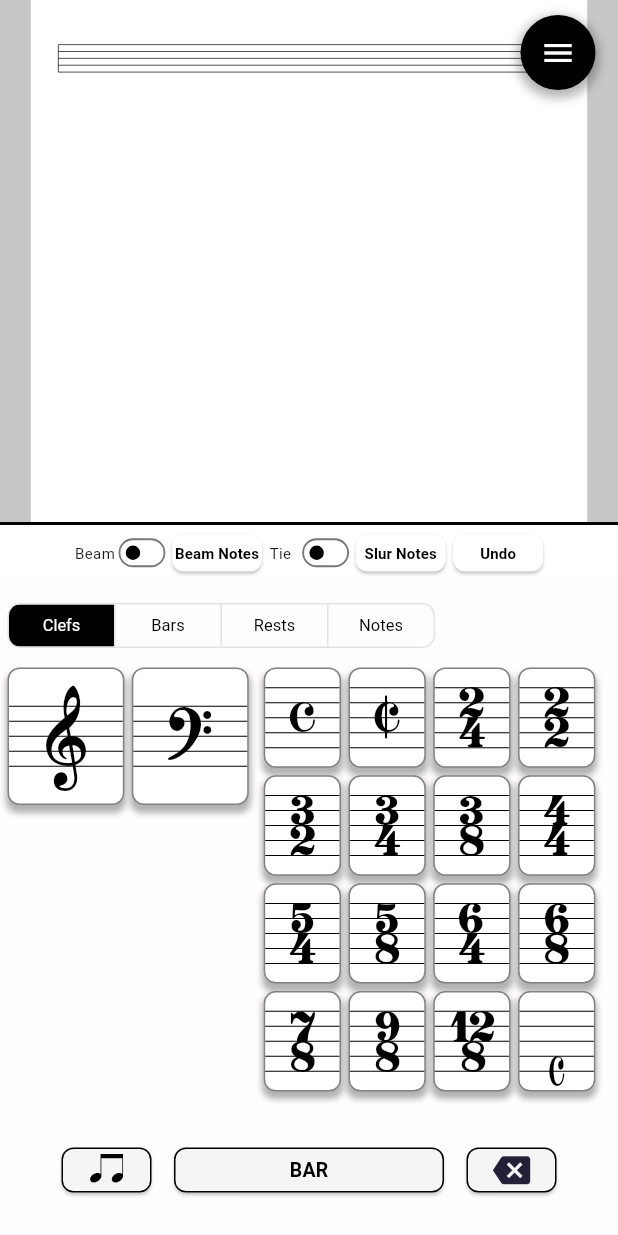
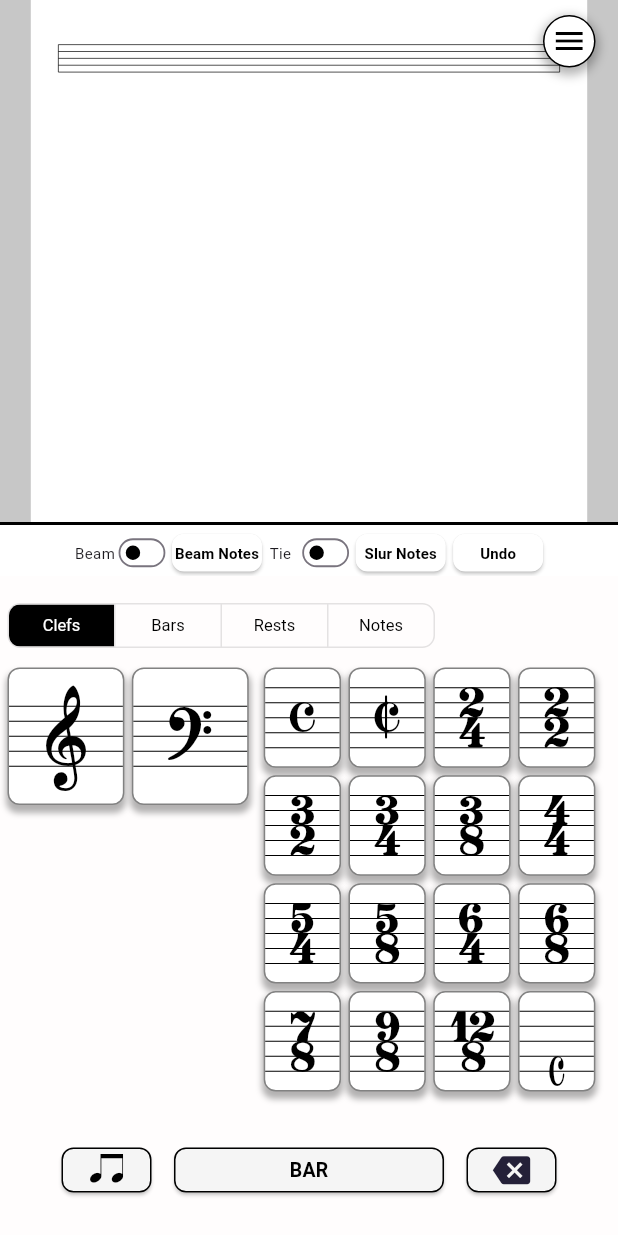
Before and after one commit to dev-softaztech/music_keyboard, a Flutter app: the screen it shows after launch, on a phone screen of 412 x 824 dp. Run offline on Flutter 3.47's test engine with Material 3 defaults, Android fonts, the phone set to English and light mode, and no system bars; drawn by our look-alikes of screenshot; our stand-ins replace fluttertoast; missing offline and left inert: gal; generated files the repository leaves out were written again.

Commit message:
floating button styling

```diff
--- a/lib/src/screens/keyboard_screen.dart
+++ b/lib/src/screens/keyboard_screen.dart
@@ -372,11 +372,15 @@
                           });
                         },
                         child: Container(
-                          width: 50,
-                          height: 50,
+                          width: 35,
+                          height: 35,
                           decoration: BoxDecoration(
-                            color: Colors.black,
+                            color: Colors.white,
                             borderRadius: BorderRadius.circular(25),
+                            border: Border.all(
+                              color: Colors.black,
+                              width: 1,
+                            ),
                             boxShadow: [
                               BoxShadow(
                                 color: Colors.black.withOpacity(0.3),
@@ -388,7 +392,7 @@
                           ),
                           child: const Icon(
                             Icons.menu,
-                            color: Colors.white,
+                            color: Color.fromARGB(255, 0, 0, 0),
                             size: 24,
                           ),
                         ),
--- a/lib/src/widgets/main_sheet/music_sheet_container.dart
+++ b/lib/src/widgets/main_sheet/music_sheet_container.dart
@@ -283,14 +283,31 @@
           // Floating Reset Button (Only Shows When Zoomed)
           if (isZoomed)
             Positioned(
-              bottom: 20,
-              right: 20,
-              child: FloatingActionButton(
-                onPressed: _resetZoom,
-                backgroundColor: const Color.fromARGB(255, 18, 17, 16),
-                child: Icon(Icons.zoom_out_map, color: Colors.white),
-              ),
-            ),
+                bottom: 20,
+                right: 5,
+                child: Material(
+                  color: Colors.transparent,
+                  elevation: 5,
+                  shadowColor: Colors.black.withOpacity(0.3),
+                  shape: RoundedRectangleBorder(
+                    borderRadius: BorderRadius.circular(25),
+                  ),
+                  child: RawMaterialButton(
+                    onPressed: _resetZoom,
+                    fillColor: Colors.white,
+                    constraints:
+                        const BoxConstraints.tightFor(width: 35, height: 35),
+                    shape: RoundedRectangleBorder(
+                      borderRadius: BorderRadius.circular(25),
+                      side: const BorderSide(color: Colors.black, width: 1),
+                    ),
+                    child: const Icon(
+                      Icons.zoom_out_map,
+                      color: Colors.black,
+                      size: 24,
+                    ),
+                  ),
+                )),
         ]),
         PreferredSize(
           preferredSize: const Size.fromHeight(2.0), // Border thickness
```
Also changed, not shown: 4 other files.
